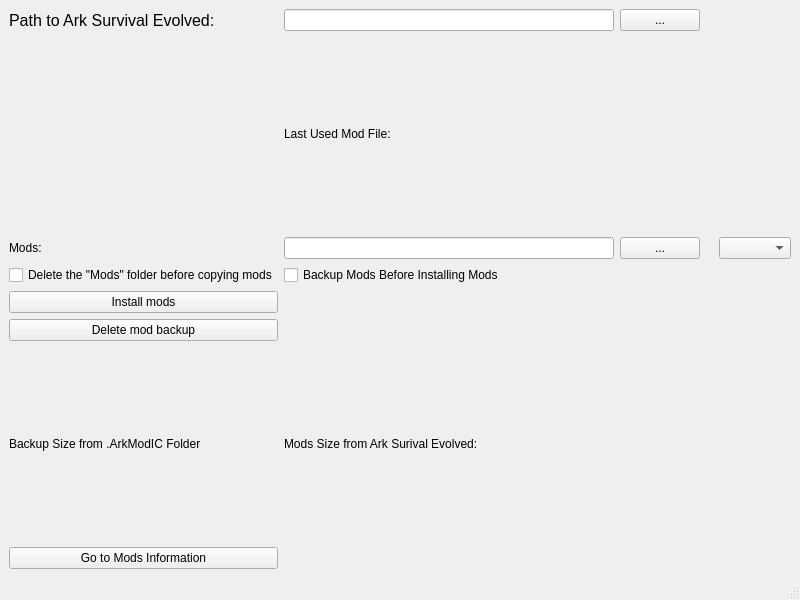
The window that forms/mainwindow.ui (quentin452/ArkSurvivalEvolvedModpackInstallerandCreator) describes before a commit, drawn with Qt 5.
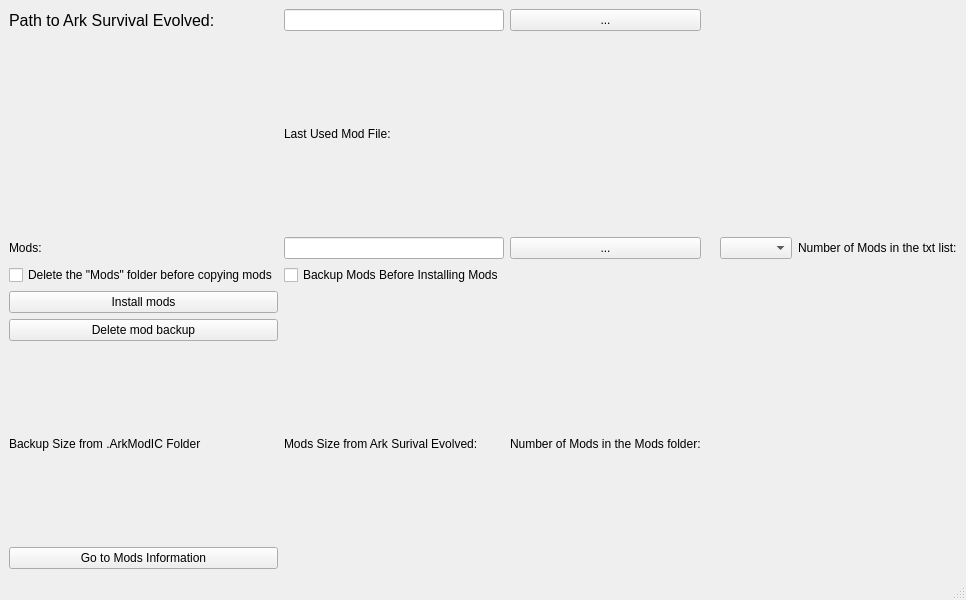
The same window after the commit.

Commit message: setReadOnly modsSteamIdListQuery +Add counter of mods

The edit to the form file:
```diff
--- a/forms/mainwindow.ui
+++ b/forms/mainwindow.ui
@@ -83,6 +83,13 @@
         <item row="2" column="4">
           <widget class="QComboBox" name="modsFileComboBox"/>
         </item>
+        <item row="2" column="5">
+          <widget class="QLabel" name="numberOfModsLabel">
+            <property name="text">
+              <string>Number of Mods in the txt list:</string>
+            </property>
+          </widget>
+        </item>
         <item row="4" column="0">
           <widget class="QPushButton" name="installButton">
             <property name="text">
@@ -132,6 +139,13 @@
             </property>
           </widget>
         </item>
+          <item row="6" column="2">
+          <widget class="QLabel" name="numberOfModFilesLabel">
+            <property name="text">
+              <string>Number of Mods in the Mods folder:</string>
+            </property>
+          </widget>
+        </item>
         <item row="7" column="0">
           <widget class="QPushButton" name="goToModsInformationButton">
             <property name="text">
```
The commit also changes 1 other file.
